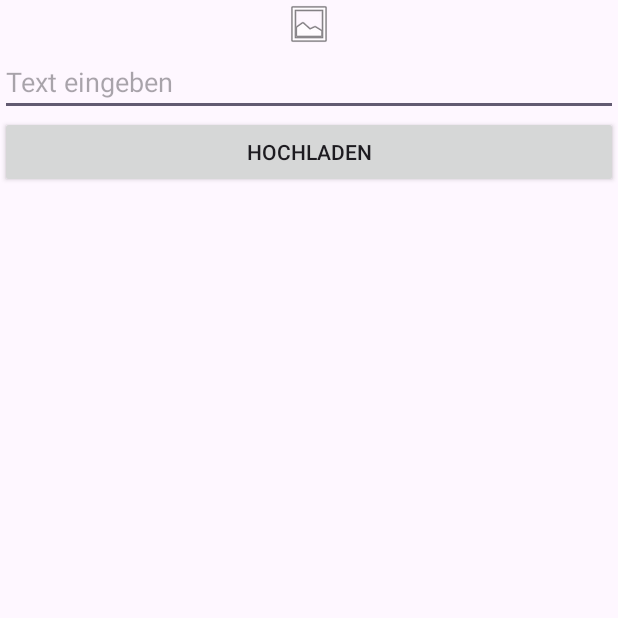
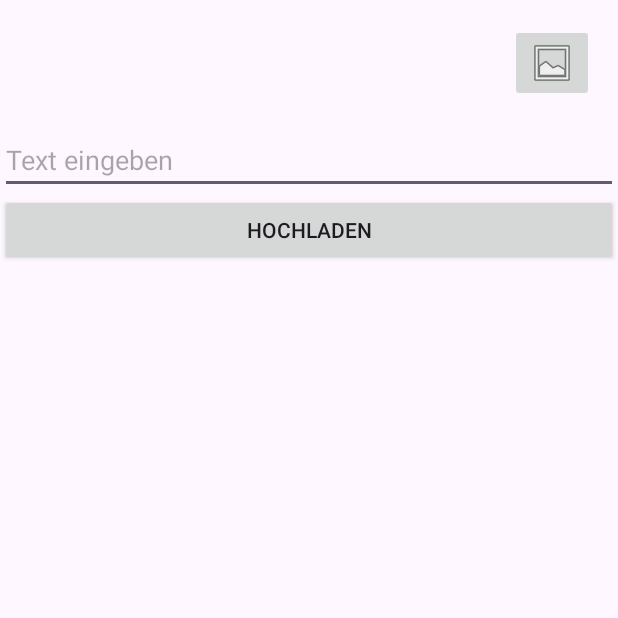
Before and after one commit to MH124578/HochzeitsGaesteApp, an Android app: the screen it shows after launch (MainActivity), on a phone screen of 412 x 824 dp, the top half of it. Run offline under Robolectric (Android 15) with nearby library versions, the phone set to English and light mode, and no system bars; pictures from the network do not load.

Commit message:
bilder speichern in datenbank geht anzeigen auch

```diff
--- a/app/src/main/res/layout/activity_main.xml
+++ b/app/src/main/res/layout/activity_main.xml
@@ -1,14 +1,22 @@
-<!-- res/layout/activity_main.xml -->
 <RelativeLayout xmlns:android="http://schemas.android.com/apk/res/android"
     android:layout_width="match_parent"
     android:layout_height="match_parent">
+
+    <ImageButton
+        android:id="@+id/btnSelectImage"
+        android:layout_width="wrap_content"
+        android:layout_height="wrap_content"
+        android:layout_alignParentEnd="true"
+        android:layout_margin="16dp"
+        android:src="@android:drawable/ic_menu_gallery" />
 
     <ImageView
         android:id="@+id/imageView"
         android:layout_width="match_parent"
         android:layout_height="wrap_content"
         android:scaleType="fitCenter"
-        android:src="@android:drawable/ic_menu_gallery" />
+        android:layout_below="@+id/btnSelectImage"
+        android:visibility="gone" />
 
     <EditText
         android:id="@+id/editText"
```
Also changed, not shown: app/src/main/java/com/example/hgapp/MainActivity.java (+26 -11 lines).
